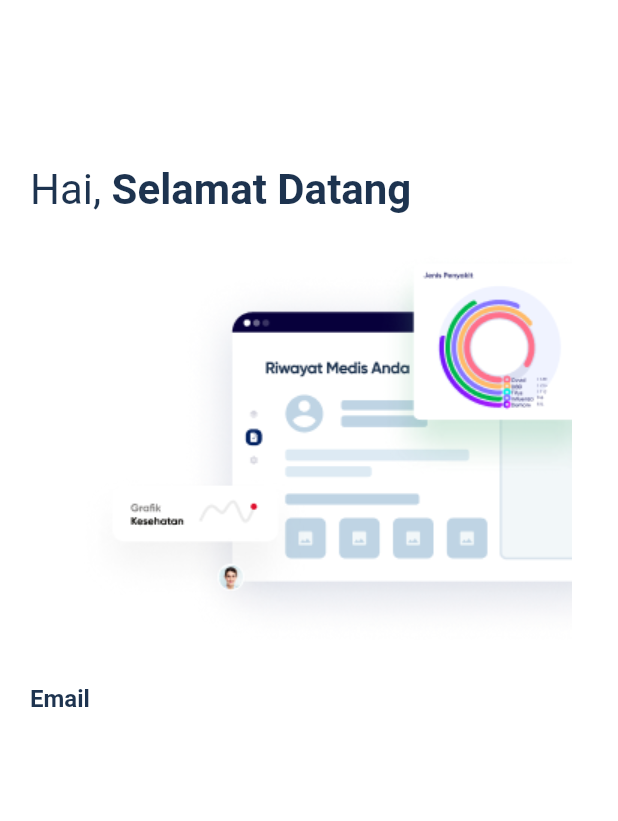
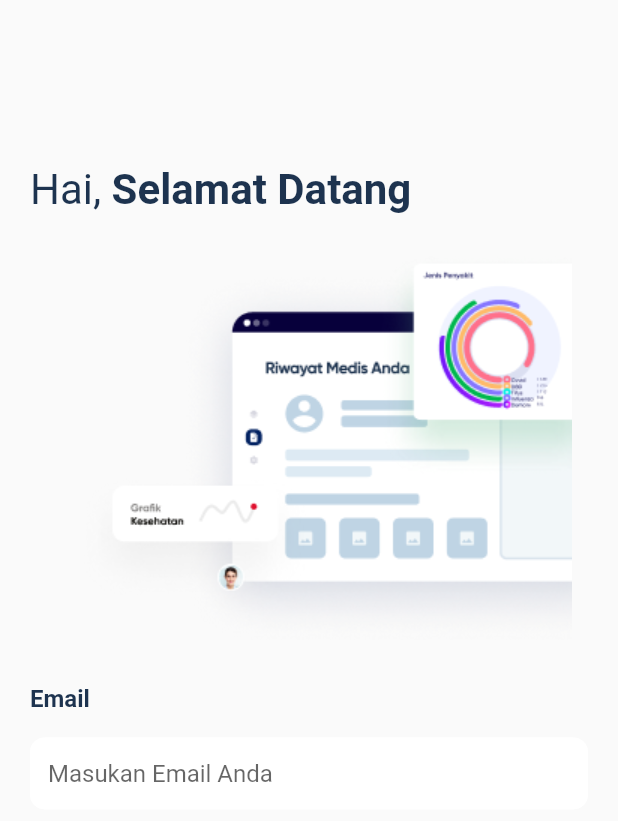
Before and after one commit to BintangNadiMaulana/healthycare, a Flutter app: the screen it shows after launch, on a phone screen of 412 x 824 dp. Shown: the top 821 px of the screen. Run offline on Flutter 3.47's test engine with Material 2 defaults, Android fonts, the phone set to English and light mode, and no system bars.

Commit message:
add form in register

```diff
--- a/lib/Screen/register_page.dart
+++ b/lib/Screen/register_page.dart
@@ -10,6 +10,9 @@ class RegisterPage extends StatefulWidget {
 }
 
 class _RegisterPageState extends State<RegisterPage> {
+
+  final TextEditingController _emailController = TextEditingController();
+
   @override
   Widget build(BuildContext context) {
     return Scaffold(
@@ -17,12 +20,10 @@ class _RegisterPageState extends State<RegisterPage> {
     );
   }
 
-
   // ini register body
   Widget _registerBody(BuildContext context) {
     return Container(
       padding: EdgeInsets.only(left: 20),
-      color: Colors.white,
       child: ListView(
         children: [
           // text hai, selamat datang
@@ -37,6 +38,7 @@ class _RegisterPageState extends State<RegisterPage> {
           ),
           Image.asset("assets/images/login_image.png"),
           ResUseAbleWidget().primaryColorText("Email"),
+          ResUseAbleWidget().customForm(_emailController, "Masukan Email Anda")
         ],
       ),
     );
--- a/lib/Utils/Widgets/reusable_widget.dart
+++ b/lib/Utils/Widgets/reusable_widget.dart
@@ -8,4 +8,26 @@ class ResUseAbleWidget {
     return Text(text, style: TextStyle(color: CustomColor.primaryColor, fontSize: 16, fontWeight: FontWeight.bold));
   }
 
+  Widget customForm(TextEditingController controller, String hintText){
+    return Container(
+      margin: const EdgeInsets.only(right: 20, top: 16),
+      decoration: BoxDecoration(
+          borderRadius: BorderRadius.circular(10),
+          color: Colors.white
+      ),
+      child: ClipRRect(
+        borderRadius: BorderRadius.circular(10),
+        child: TextFormField(
+          controller: controller,
+          decoration: InputDecoration(
+              fillColor: Colors.white,
+              filled: true,
+              border: InputBorder.none,
+              hintText: hintText
+          ),
+        ),
+      ),
+    );
+  }
+
 }
```
